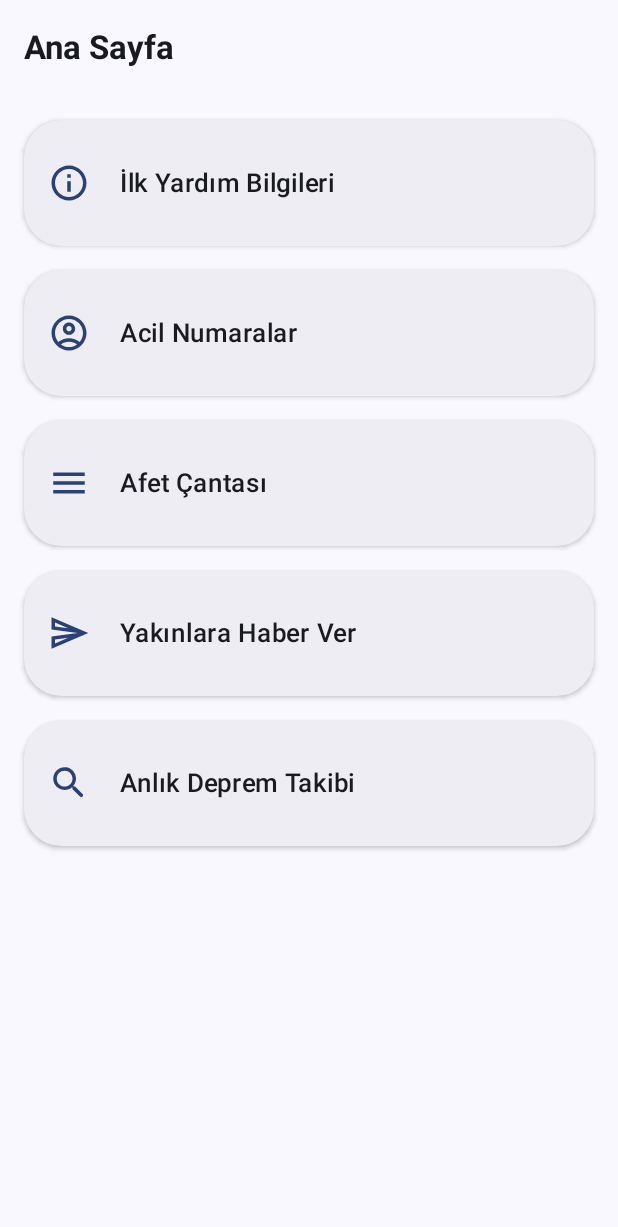
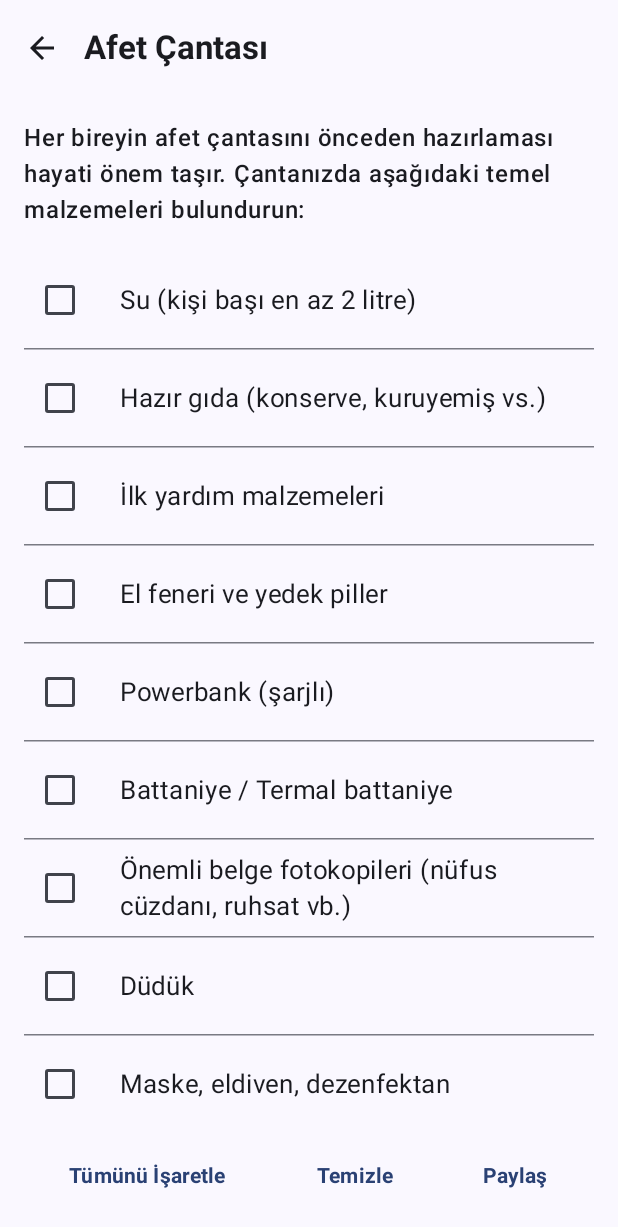
Before and after one commit to faxi16/Hayatta-Kal-Android, an Android app built with Jetpack Compose: the screen it shows after launch (MainActivity), after a tap on "Afet Çantası", on a phone screen of 412 x 824 dp. Shown: the top 1227 px of the screen. Run offline under Robolectric (Android 15) with nearby library versions, the phone set to English and light mode, and no system bars; our stand-ins replace Room's generated code; libraries missing offline, so code that uses them is left out: com.jakewharton.threetenabp; 1 statement that could not run was skipped.

Commit message:
all screens finished

```diff
--- a/app/src/main/java/com/maherlabbad/hayattakal/MainActivity.kt
+++ b/app/src/main/java/com/maherlabbad/hayattakal/MainActivity.kt
@@ -46,11 +46,14 @@ import androidx.compose.ui.tooling.preview.Preview
 import androidx.compose.ui.unit.dp
 import androidx.compose.ui.unit.sp
 import androidx.core.text.isDigitsOnly
+import androidx.navigation.NavController
 import androidx.navigation.compose.NavHost
 import androidx.navigation.compose.composable
 import androidx.navigation.compose.rememberNavController
 import com.jakewharton.threetenabp.AndroidThreeTen
+import com.maherlabbad.hayattakal.Screens.DisasterBagScreen
 import com.maherlabbad.hayattakal.Screens.Earthquake_screen
+import com.maherlabbad.hayattakal.Screens.FABEmergency
 import com.maherlabbad.hayattakal.Screens.FirstAidDescription.Bleeding_screen
 import com.maherlabbad.hayattakal.Screens.FirstAidDescription.Burn_screen
 import com.maherlabbad.hayattakal.Screens.FirstAidDescription.Crush_Syndrome_screen
@@ -87,7 +90,7 @@ class MainActivity : ComponentActivity() {
                     Box(modifier = Modifier.padding(innerPadding)) {
                         NavHost(navController = navController, startDestination = "MainScreen") {
                             composable("MainScreen") {
-                                MainScreen(navController)
+                                MainScreen(navController,relativeModelviewmodel)
                             }
                             composable("Notify_Relatives_Screen") {
                                 Notify_Relatives_Screen(relativeModelviewmodel, navController = navController)
@@ -110,16 +113,22 @@ class MainActivity : ComponentActivity() {
                             composable("First_Aid_Screen") {
                                 FirstAidScreen(navController)
                             }
-
-
+                            composable("Disaster_Bag_Screen") {
+                                DisasterBagScreen(navController)
+                            }
                         }
-
                     }
                 }
             }
         }
     }
 }
+
+
+
+
+
+
 
 @Preview(showBackground = true)
 @Composable
--- a/app/src/main/java/com/maherlabbad/hayattakal/Screens/EarthquakeScreen.kt
+++ b/app/src/main/java/com/maherlabbad/hayattakal/Screens/EarthquakeScreen.kt
@@ -1,8 +1,6 @@
 package com.maherlabbad.hayattakal.Screens
 
-import android.os.Build
 import android.widget.Toast
-import androidx.annotation.RequiresApi
 import androidx.compose.foundation.clickable
 import androidx.compose.foundation.layout.Arrangement
 import androidx.compose.foundation.layout.Box
--- /dev/null
+++ b/app/src/main/java/com/maherlabbad/hayattakal/Screens/EmergencyBagScreen.kt
@@ -0,0 +1,183 @@
+package com.maherlabbad.hayattakal.Screens
+
+import android.content.Context
+import android.content.Intent
+import androidx.compose.foundation.clickable
+import androidx.compose.foundation.layout.*
+import androidx.compose.foundation.lazy.LazyColumn
+import androidx.compose.foundation.lazy.itemsIndexed
+import androidx.compose.material.icons.Icons
+import androidx.compose.material.icons.automirrored.filled.ArrowBack
+import androidx.compose.material3.*
+import androidx.compose.material3.HorizontalDivider
+import androidx.compose.runtime.*
+import androidx.compose.runtime.snapshots.SnapshotStateList
+import androidx.compose.ui.Alignment
+import androidx.compose.ui.Modifier
+import androidx.compose.ui.platform.LocalContext
+import androidx.compose.ui.text.font.FontWeight
+import androidx.compose.ui.unit.dp
+import androidx.compose.ui.unit.sp
+import androidx.navigation.NavController
+
+data class ChecklistItem(
+    val text: String,
+    var isChecked: Boolean = false
+)
+
+fun getInitialChecklist(): SnapshotStateList<ChecklistItem> {
+    return mutableStateListOf(
+        ChecklistItem("Su (kişi başı en az 2 litre)"),
+        ChecklistItem("Hazır gıda (konserve, kuruyemiş vs.)"),
+        ChecklistItem("İlk yardım malzemeleri"),
+        ChecklistItem("El feneri ve yedek piller"),
+        ChecklistItem("Powerbank (şarjlı)"),
+        ChecklistItem("Battaniye / Termal battaniye"),
+        ChecklistItem("Önemli belge fotokopileri (nüfus cüzdanı, ruhsat vb.)"),
+        ChecklistItem("Düdük"),
+        ChecklistItem("Maske, eldiven, dezenfektan")
+    )
+}
+
+@OptIn(ExperimentalMaterial3Api::class)
+@Composable
+fun DisasterBagScreen(navController: NavController) {
+    val checklistItems = remember { getInitialChecklist() }
+    val context = LocalContext.current
+
+    Scaffold(
+        topBar = {
+            TopAppBar(
+                title = { Text("Afet Çantası", fontWeight = FontWeight.Bold) }
+                ,
+                colors = TopAppBarDefaults.topAppBarColors(
+                    containerColor = MaterialTheme.colorScheme.surface,
+                    titleContentColor = MaterialTheme.colorScheme.onSurface
+                ),
+                navigationIcon = {
+                    IconButton(onClick = {
+                        navController.navigate("MainScreen")
+                    }) {
+                        Icon(Icons.AutoMirrored.Filled.ArrowBack, contentDescription = "Geri")
+                    }
+                }
+            )
+        }
+    ) { innerPadding ->
+        Column(
+            modifier = Modifier
+                .padding(innerPadding)
+                .padding(horizontal = 16.dp)
+                .fillMaxSize()
+        ) {
+
+            Text(
+                text = "Her bireyin afet çantasını önceden hazırlaması hayati önem taşır. Çantanızda aşağıdaki temel malzemeleri bulundurun:",
+                modifier = Modifier.padding(vertical = 16.dp),
+                fontSize = 16.sp,
+                fontWeight = FontWeight.SemiBold
+            )
+
+
+            LazyColumn(
+                modifier = Modifier.weight(1f)
+            ) {
+                itemsIndexed(checklistItems) { index, item ->
+                    ChecklistItemRow(
+                        item = item,
+                        onCheckedChange = { newItemState ->
+                            checklistItems[index] = item.copy(isChecked = newItemState)
+                        }
+                    )
+                    HorizontalDivider(Modifier, DividerDefaults.Thickness, DividerDefaults.color)
+                }
+            }
+
+
+            BottomActionsRow(
+                onCheckAll = {
+                    checklistItems.forEachIndexed { index, item ->
+                        checklistItems[index] = item.copy(isChecked = true)
+                    }
+                },
+                onClearAll = {
+                    checklistItems.forEachIndexed { index, item ->
+                        checklistItems[index] = item.copy(isChecked = false)
+                    }
+                },
+                onShare = {
+                    shareChecklist(context, checklistItems)
+                }
+            )
+        }
+    }
+}
+
+
+@Composable
+fun ChecklistItemRow(
+    item: ChecklistItem,
+    onCheckedChange: (Boolean) -> Unit
+) {
+    Row(
+        modifier = Modifier
+            .fillMaxWidth()
+            .clickable { onCheckedChange(!item.isChecked) }
+            .padding(vertical = 8.dp),
+        verticalAlignment = Alignment.CenterVertically
+    ) {
+        Checkbox(
+            checked = item.isChecked,
+            onCheckedChange = onCheckedChange
+        )
+        Spacer(modifier = Modifier.width(16.dp))
+        Text(
+            text = item.text,
+            fontSize = 17.sp
+        )
+    }
+}
+
+
+@Composable
+fun BottomActionsRow(
+    onCheckAll: () -> Unit,
+    onClearAll: () -> Unit,
+    onShare: () -> Unit
+) {
+    Row(
+        modifier = Modifier
+            .fillMaxWidth()
+            .padding(vertical = 16.dp),
+        horizontalArrangement = Arrangement.SpaceAround,
+        verticalAlignment = Alignment.CenterVertically
+    ) {
+        TextButton(onClick = onCheckAll) {
+            Text("Tümünü İşaretle", fontWeight = FontWeight.Bold)
+        }
+        TextButton(onClick = onClearAll) {
+            Text("Temizle", fontWeight = FontWeight.Bold)
+        }
+        TextButton(onClick = onShare) {
+            Text("Paylaş", fontWeight = FontWeight.Bold)
+        }
+    }
+}
+
+
+fun shareChecklist(context: Context, items: List<ChecklistItem>) {
+    val shareText = buildString {
+        append("Afet Çantası Hazırlık Listem:\n\n")
+        items.forEach { item ->
+            val status = if (item.isChecked) "[✓]" else "[ ]"
+            append("$status ${item.text}\n")
+        }
+    }
+
+    val intent = Intent(Intent.ACTION_SEND).apply {
+        type = "text/plain"
+        putExtra(Intent.EXTRA_SUBJECT, "Afet Çantası Listesi")
+        putExtra(Intent.EXTRA_TEXT, shareText)
+    }
+    context.startActivity(Intent.createChooser(intent, "Listeyi Paylaş"))
+}
--- a/app/src/main/java/com/maherlabbad/hayattakal/Screens/Main_screen.kt
+++ b/app/src/main/java/com/maherlabbad/hayattakal/Screens/Main_screen.kt
@@ -1,9 +1,11 @@
 package com.maherlabbad.hayattakal.Screens
 
 import android.Manifest
-import android.annotation.SuppressLint
+import android.content.Context
+import android.content.Intent
 import androidx.compose.foundation.clickable
 import androidx.compose.foundation.layout.Arrangement
+import androidx.compose.foundation.layout.Column
 import androidx.compose.foundation.layout.PaddingValues
 import androidx.compose.foundation.layout.Row
 import androidx.compose.foundation.layout.fillMaxSize
@@ -13,16 +15,16 @@ import androidx.compose.foundation.layout.size
 import androidx.compose.foundation.lazy.LazyColumn
 import androidx.compose.foundation.shape.RoundedCornerShape
 import androidx.compose.material.icons.Icons
-import androidx.compose.material.icons.outlined.AccountCircle
+import androidx.compose.material.icons.filled.Warning
 import androidx.compose.material.icons.outlined.Info
-import androidx.compose.material.icons.outlined.LocationOn
 import androidx.compose.material.icons.outlined.Menu
 import androidx.compose.material.icons.outlined.Send
-import androidx.compose.material.icons.outlined.Warning
 import androidx.compose.material.icons.rounded.Search
 import androidx.compose.material3.Card
 import androidx.compose.material3.CardDefaults
 import androidx.compose.material3.ExperimentalMaterial3Api
+import androidx.compose.material3.FabPosition
+import androidx.compose.material3.FloatingActionButton
 import androidx.compose.material3.Icon
 import androidx.compose.material3.MaterialTheme
 import androidx.compose.material3.Scaffold
@@ -33,17 +35,23 @@ import androidx.compose.runtime.Composable
 import androidx.compose.runtime.LaunchedEffect
 import androidx.compose.ui.Alignment
 import androidx.compose.ui.Modifier
+import androidx.compose.ui.graphics.Color
 import androidx.compose.ui.graphics.vector.ImageVector
+import androidx.compose.ui.platform.LocalContext
 import androidx.compose.ui.text.font.FontWeight
 import androidx.compose.ui.unit.dp
 import androidx.compose.ui.unit.sp
+import androidx.core.content.ContextCompat
+import androidx.core.net.toUri
 import androidx.navigation.NavController
 import com.google.accompanist.permissions.ExperimentalPermissionsApi
 import com.google.accompanist.permissions.rememberMultiplePermissionsState
+import com.maherlabbad.hayattakal.model.Relative_model
+import com.maherlabbad.hayattakal.viewmodel.RelativeModelviewmodel
 
 @OptIn(ExperimentalMaterial3Api::class, ExperimentalPermissionsApi::class)
 @Composable
-fun MainScreen(navController: NavController) {
+fun MainScreen(navController: NavController,relativeModelviewmodel: RelativeModelviewmodel) {
 
     val multiplePermissionsState = rememberMultiplePermissionsState(permissions =
         listOf(
@@ -58,8 +66,11 @@ fun MainScreen(navController: NavController) {
         }
     }
 
-
-    Scaffold(
+    Scaffold(floatingActionButton = {
+        val contacts = relativeModelviewmodel.itemList.value
+        FABEmergency(contacts = contacts)
+                                    }
+        ,floatingActionButtonPosition = FabPosition.End,
         topBar = {
             TopAppBar(
                 title = {
@@ -90,18 +101,12 @@ fun MainScreen(navController: NavController) {
                     onClick = { navController.navigate("First_Aid_Screen") }
                 )
             }
-            item {
-                FeatureCard(
-                    icon = Icons.Outlined.AccountCircle,
-                    text = "Acil Numaralar",
-                    onClick = { /* TODO: Acil Numaralar ekranına yönlendirme */ }
-                )
-            }
+
             item {
                 FeatureCard(
                     icon = Icons.Outlined.Menu,
                     text = "Afet Çantası",
-                    onClick = { /* TODO: Afet Çantası ekranına yönlendirme */ }
+                    onClick = { navController.navigate("Disaster_Bag_Screen") }
                 )
             }
             item {
@@ -120,13 +125,38 @@ fun MainScreen(navController: NavController) {
             }
         }
 
+
     }
 }
 
+@Composable
+fun FABEmergency(contacts : List<Relative_model>){
+    val context = LocalContext.current
+    FloatingActionButton(onClick = {
+        SendSmstoAll(context,contacts)
+    }, shape = RoundedCornerShape(16.dp), containerColor = Color.Red) {
+        Column {
+            Icon(
+                imageVector = Icons.Default.Warning,
+                contentDescription = "Acil Yardım",
+                tint = Color.White,
+                modifier = Modifier.align(Alignment.CenterHorizontally)
+            )
+            Text("Tehlikedeyim", color = Color.White, modifier = Modifier.padding(4.dp).align(Alignment.CenterHorizontally))
 
+        }
+    }
+}
 
+fun SendSmstoAll(context: Context,contacts : List<Relative_model>){
 
-
+    val smsIntent = Intent(Intent.ACTION_VIEW).apply {
+        val numbers = contacts.joinToString(separator = ",") { it.phone_number }
+        data = "sms:${numbers}".toUri()
+        putExtra("sms_body", "Tehlikedeyim!!!")
+    }
+    context.startActivity(smsIntent)
+}
 
 
 @Composable
```
